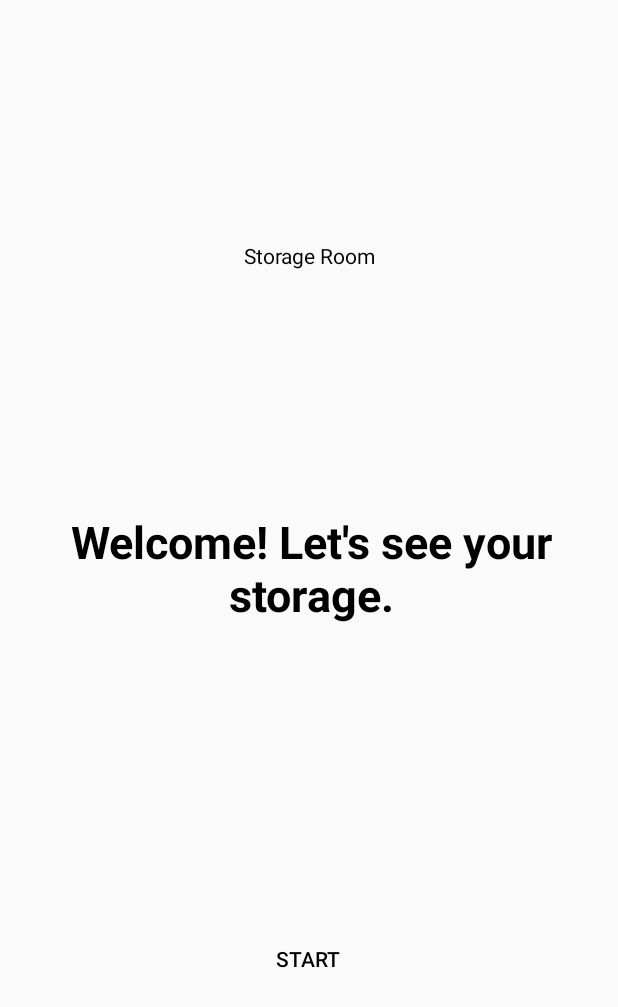
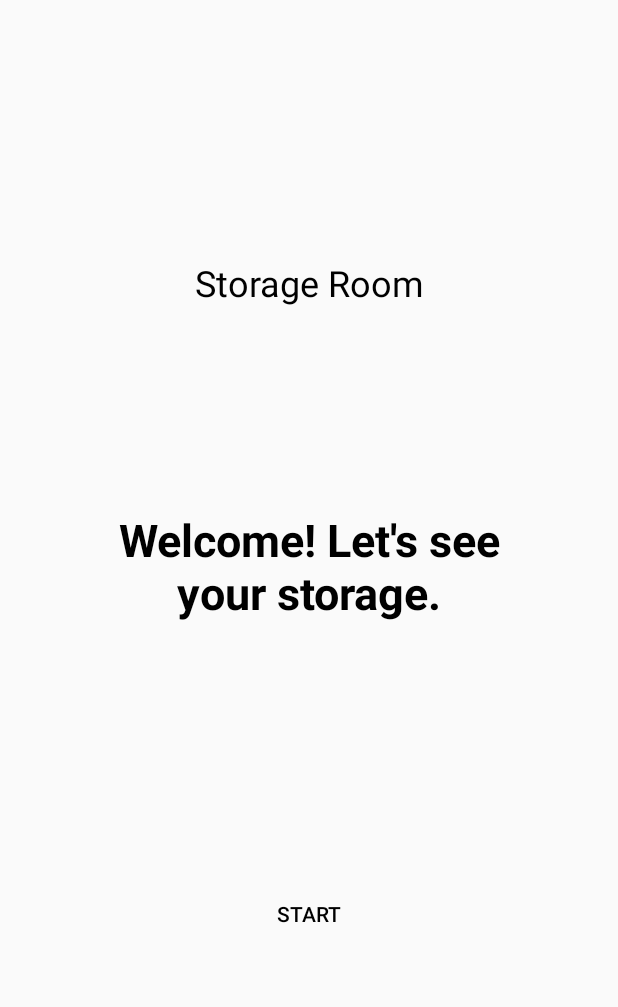
Before and after one commit to drolewski/StorageRoom, an Android app: the layout activity_main.xml on its own in the app's theme, with its tools: preview values and no code run, on a phone screen of 412 x 824 dp. Shown: the top 1007 px of the screen. Run offline under Robolectric (Android 15) with nearby library versions, the phone set to English and light mode, and no system bars.

Commit message:
Repair Main Activity

```diff
--- a/app/src/main/java/io/drolewski/storageroom/activities/MainActivity.kt
+++ b/app/src/main/java/io/drolewski/storageroom/activities/MainActivity.kt
@@ -14,14 +14,16 @@ class MainActivity : AppCompatActivity() {
 
         val db = AppDatabase(applicationContext)
         Thread{
-            val isConfigured = db.localizationDAO().getAll().isEmpty()
+            val isConfigured = db.localizationDAO().getAll().size
 
-            if(isConfigured) {
-                val activityToIntent = Intent(
-                    applicationContext,
-                    MenuStart::class.java
-                )
-                startActivity(activityToIntent)
+            if(isConfigured > 0) {
+                configurationButton.setOnClickListener {
+                    val activityToIntent = Intent(
+                        applicationContext,
+                        MenuStart::class.java
+                    )
+                    startActivity(activityToIntent)
+                }
             }else{
                 configurationButton.setOnClickListener{
                     val activityToIntent = Intent(
--- a/app/src/main/res/layout/activity_main.xml
+++ b/app/src/main/res/layout/activity_main.xml
@@ -10,50 +10,45 @@
     <Button
         android:id="@+id/configurationButton"
         style="@style/Widget.AppCompat.Button.Borderless.Colored"
-        android:layout_width="wrap_content"
-        android:layout_height="wrap_content"
-        android:layout_marginStart="161dp"
-        android:layout_marginLeft="161dp"
-        android:layout_marginTop="298dp"
+        android:layout_width="105dp"
+        android:layout_height="93dp"
         android:layout_marginEnd="24dp"
         android:layout_marginRight="24dp"
-        android:layout_marginBottom="36dp"
+        android:layout_marginBottom="168dp"
         android:text="Start"
         android:textColor="@android:color/black"
         app:layout_constraintBottom_toBottomOf="parent"
         app:layout_constraintEnd_toEndOf="parent"
-        app:layout_constraintHorizontal_bias="0.0"
-        app:layout_constraintStart_toStartOf="parent"
-        app:layout_constraintTop_toBottomOf="@+id/Title"
-        app:layout_constraintVertical_bias="0.515" />
+        app:layout_constraintHorizontal_bias="0.542"
+        app:layout_constraintStart_toStartOf="parent" />
 
     <TextView
         android:id="@+id/setupText"
-        android:layout_width="377dp"
-        android:layout_height="96dp"
+        android:layout_width="317dp"
+        android:layout_height="93dp"
         android:layout_marginStart="16dp"
         android:layout_marginLeft="16dp"
         android:layout_marginEnd="16dp"
         android:layout_marginRight="16dp"
+        android:gravity="center"
         android:text="Welcome! Let's see your storage."
         android:textColor="@android:color/black"
         android:textSize="30sp"
-        android:gravity="center"
         android:textStyle="bold"
         app:layout_constraintBottom_toTopOf="@+id/configurationButton"
         app:layout_constraintEnd_toEndOf="parent"
-        app:layout_constraintHorizontal_bias="1.0"
         app:layout_constraintStart_toStartOf="parent"
         app:layout_constraintTop_toBottomOf="@+id/Title"
-        app:layout_constraintVertical_bias="0.436" />
+        app:layout_constraintVertical_bias="0.416" />
 
     <TextView
         android:id="@+id/Title"
-        android:layout_width="139dp"
-        android:layout_height="30dp"
+        android:layout_width="199dp"
+        android:layout_height="87dp"
+        android:gravity="center"
         android:text="@string/app_name"
-        android:gravity="center"
         android:textColor="@android:color/black"
+        android:textSize="24sp"
         app:layout_constraintBottom_toBottomOf="parent"
         app:layout_constraintEnd_toEndOf="parent"
         app:layout_constraintStart_toStartOf="parent"
```
